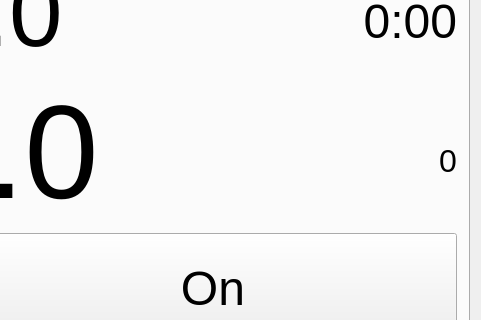
Above: mainwindow.ui from Maeyanie/showercap before the change; both pictures show x 543 to 1024 and y 186 to 506 of the 1024 by 600 pixel window. Below: the same form after it.
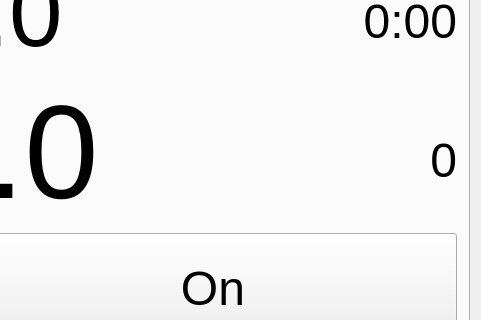
That is the form after the change. The open tabs and pages were chosen to show the change.

Commit message: Initialize home position to NaN, and only return to home if it isn't NaN.

```diff
--- a/mainwindow.ui
+++ b/mainwindow.ui
@@ -223,6 +223,11 @@
             </item>
             <item>
              <widget class="QLabel" name="pos">
+              <property name="font">
+               <font>
+                <pointsize>36</pointsize>
+               </font>
+              </property>
               <property name="text">
                <string>0</string>
               </property>
```
The commit also changes 1 other file.
